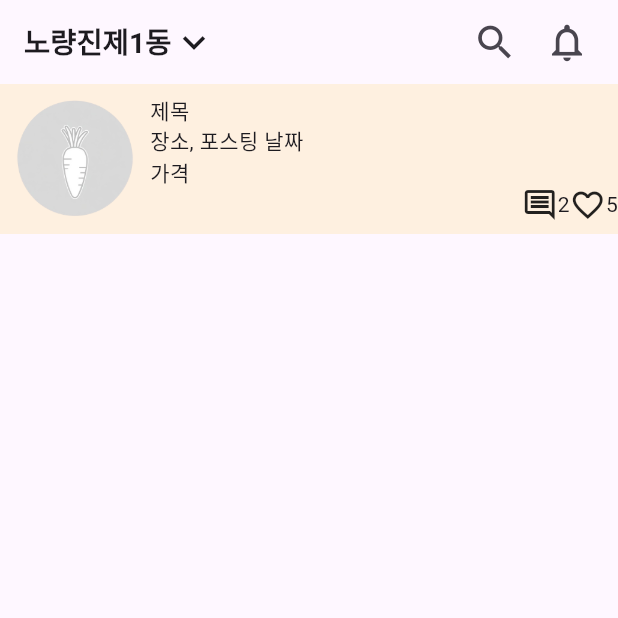
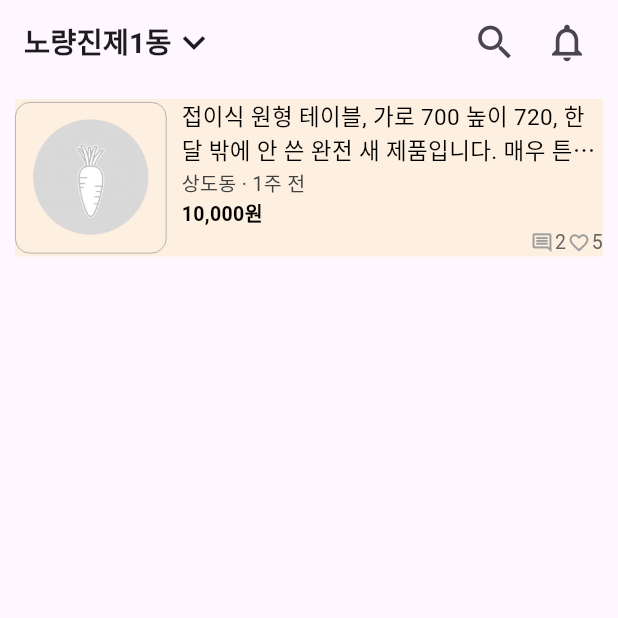
Before and after one commit to gyugyu90/carrot_clone_app, a Flutter app: the screen it shows after launch, on a phone screen of 412 x 824 dp, the top half of it. Run offline on Flutter 3.47's test engine with Material 3 defaults, Android fonts, the phone set to English and light mode, and no system bars.

Commit message:
apply styles to cell

```diff
--- a/lib/main.dart
+++ b/lib/main.dart
@@ -57,37 +57,100 @@ class CarrotCloneApp extends StatelessWidget {
           ],
         ),
         body: Container(
+          margin: const EdgeInsets.all(10),
           decoration:
               const BoxDecoration(color: Color.fromARGB(32, 255, 193, 7)),
-            child: const Row(
+          child: Row(
             children: [
-                Image(
+              Container(
+                decoration: ShapeDecoration(
+                  shape: RoundedRectangleBorder(
+                    side: const BorderSide(width: 0.5, color: Colors.grey),
+                    borderRadius: BorderRadius.circular(10),
+                  ),
+                ),
+                child: ClipRRect(
+                  borderRadius: BorderRadius.circular(10),
+                  child: const Image(
                     image: AssetImage('assets/images/placeholder.png'),
                     width: 100,
                     height: 100,
                   ),
-                Expanded(
+                ),
+              ),
+              const SizedBox(
+                width: 10,
+              ),
+              const Expanded(
                 child: Column(
                   mainAxisSize: MainAxisSize.min,
                   crossAxisAlignment: CrossAxisAlignment.start,
                   children: [
-                      Text('제목'),
-                      Text('장소, 포스팅 날짜'),
-                      Text('가격'),
+                    Text(
+                      '접이식 원형 테이블, 가로 700 높이 720, 한 달 밖에 안 쓴 완전 새 제품입니다. 매우 튼튼해요!!!!!!!!!!!!!!!!!!',
+                      style: TextStyle(
+                        fontSize: 15,
+                        color: Colors.black,
+                      ),
+                      maxLines: 2,
+                      overflow: TextOverflow.ellipsis,
+                    ),
+                    Text(
+                      '상도동 · 1주 전',
+                      style: TextStyle(
+                        color: Color.fromARGB(255, 64, 64, 64),
+                        fontSize: 13,
+                      ),
+                    ),
+                    Text(
+                      '10,000원',
+                      style: TextStyle(
+                        color: Colors.black,
+                        fontWeight: FontWeight.bold,
+                        fontSize: 13,
+                      ),
+                    ),
                     Row(
                       mainAxisAlignment: MainAxisAlignment.end,
                       children: [
-                          Icon(Icons.comment_outlined),
-                          Text('2'),
-                          Icon(Icons.favorite_border_outlined),
-                          Text('5'),
+                        SizedBox(
+                          width: 17,
+                          child: Icon(
+                            Icons.comment_outlined,
+                            size: 15,
+                            color: Colors.grey,
+                          ),
+                        ),
+                        Text(
+                          '2',
+                          style: TextStyle(
+                            fontSize: 13,
+                            color: Color.fromARGB(255, 100, 100, 100),
+                          ),
+                        ),
+                        SizedBox(
+                          width: 17,
+                          child: Icon(
+                            Icons.favorite_border_outlined,
+                            size: 15,
+                            color: Colors.grey,
+                          ),
+                        ),
+                        Text(
+                          '5',
+                          style: TextStyle(
+                            fontSize: 13,
+                            color: Color.fromARGB(255, 100, 100, 100),
+                          ),
+                        ),
                       ],
                     )
                   ],
                 ),
               )
             ],
-            )),
+          ),
+        ),
       ),
     );
   }
```
Lines whose indentation alone changed are shown as unchanged.
